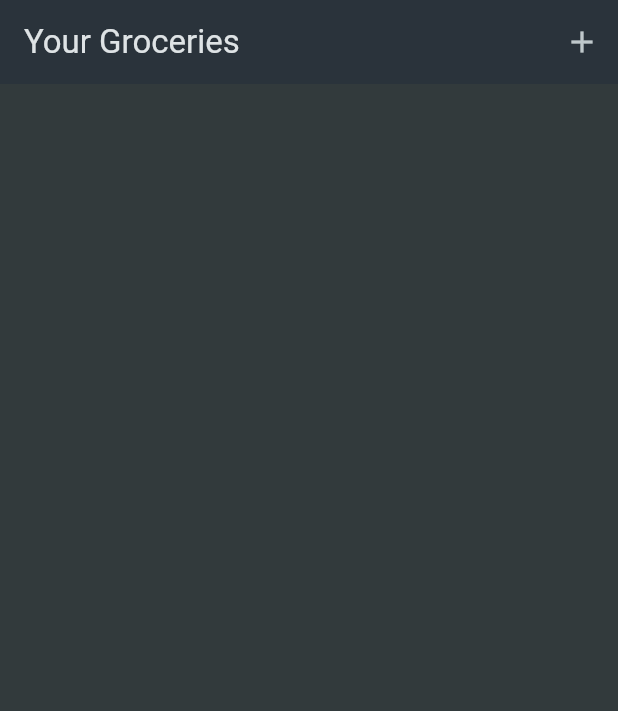
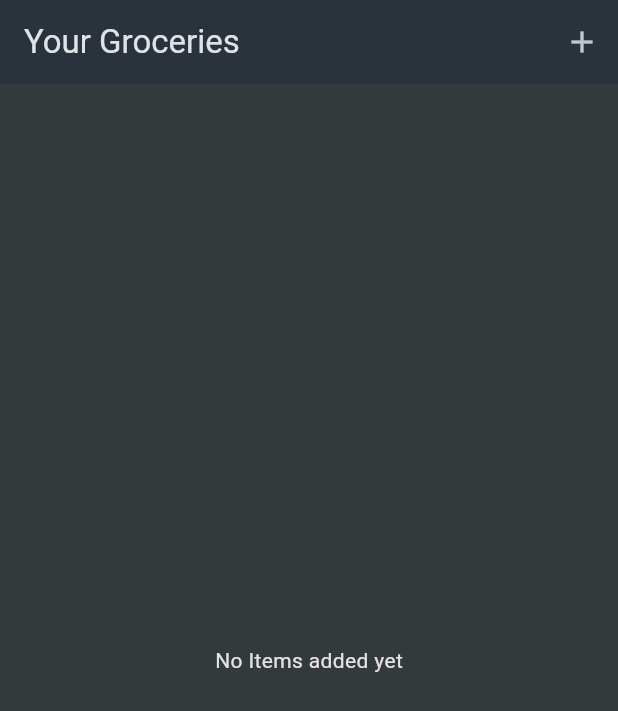
Before and after one commit to saadrawasia/flutter-shopping-list-app, a Flutter app: the screen it shows after launch, on a phone screen of 412 x 824 dp. Shown: the top 711 px of the screen. Run offline on Flutter 3.47's test engine with Material 3 defaults, Android fonts, the phone set to English and light mode, and no system bars.

Commit message:
Make item dismissable

```diff
--- a/lib/widgets/grocery_list.dart
+++ b/lib/widgets/grocery_list.dart
@@ -25,17 +25,26 @@
     });
   }
 
+  void _removeItem(GroceryItem item) {
+    setState(() {
+      _groceryItems.remove(item);
+    });
+  }
+
   @override
   Widget build(BuildContext context) {
-    return Scaffold(
-      appBar: AppBar(
-        title: const Text('Your Groceries'),
-        actions: [IconButton(onPressed: _addItem, icon: const Icon(Icons.add))],
-      ),
-      body: ListView.builder(
+    Widget content = const Center(child: Text('No Items added yet'));
+
+    if (_groceryItems.isNotEmpty) {
+      content = ListView.builder(
         itemCount: _groceryItems.length,
         itemBuilder:
-            (ctx, index) => ListTile(
+            (ctx, index) => Dismissible(
+              onDismissed: (direction) {
+                _removeItem(_groceryItems[index]);
+              },
+              key: ValueKey(_groceryItems[index].id),
+              child: ListTile(
                 title: Text(_groceryItems[index].name),
                 leading: Container(
                   width: 24,
@@ -47,4 +56,13 @@
             ),
       );
     }
+
+    return Scaffold(
+      appBar: AppBar(
+        title: const Text('Your Groceries'),
+        actions: [IconButton(onPressed: _addItem, icon: const Icon(Icons.add))],
+      ),
+      body: content,
+    );
   }
+}
```
Lines whose indentation alone changed are shown as unchanged.
